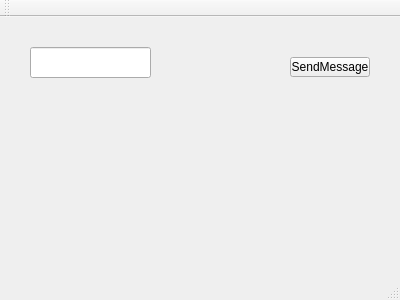
Qt form mainwindow.ui (kevin14144/Windows-Message) before a commit.
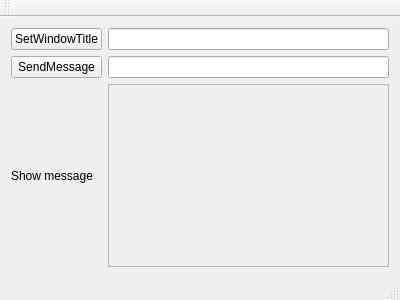
The same form after that commit.

Patch:
```diff
--- a/mainwindow.ui
+++ b/mainwindow.ui
@@ -14,29 +14,45 @@
    <string>MainWindow</string>
   </property>
   <widget class="QWidget" name="centralWidget">
-   <widget class="QPushButton" name="pushButton">
-    <property name="geometry">
-     <rect>
-      <x>290</x>
-      <y>40</y>
-      <width>80</width>
-      <height>20</height>
-     </rect>
-    </property>
-    <property name="text">
-     <string>SendMessage</string>
-    </property>
-   </widget>
-   <widget class="QLineEdit" name="lineEdit">
-    <property name="geometry">
-     <rect>
-      <x>30</x>
-      <y>30</y>
-      <width>121</width>
-      <height>31</height>
-     </rect>
-    </property>
-   </widget>
+   <layout class="QGridLayout" name="gridLayout">
+    <item row="1" column="1">
+     <widget class="QLineEdit" name="leSendText"/>
+    </item>
+    <item row="2" column="0">
+     <widget class="QLabel" name="label">
+      <property name="text">
+       <string>Show message</string>
+      </property>
+     </widget>
+    </item>
+    <item row="2" column="1">
+     <widget class="QLabel" name="lbShowMessage">
+      <property name="frameShape">
+       <enum>QFrame::StyledPanel</enum>
+      </property>
+      <property name="text">
+       <string/>
+      </property>
+     </widget>
+    </item>
+    <item row="0" column="0">
+     <widget class="QPushButton" name="btnSetWindowTitle">
+      <property name="text">
+       <string>SetWindowTitle</string>
+      </property>
+     </widget>
+    </item>
+    <item row="1" column="0">
+     <widget class="QPushButton" name="btnSendMessage">
+      <property name="text">
+       <string>SendMessage</string>
+      </property>
+     </widget>
+    </item>
+    <item row="0" column="1">
+     <widget class="QLineEdit" name="leWindowTitle"/>
+    </item>
+   </layout>
   </widget>
   <widget class="QMenuBar" name="menuBar">
    <property name="geometry">
```
